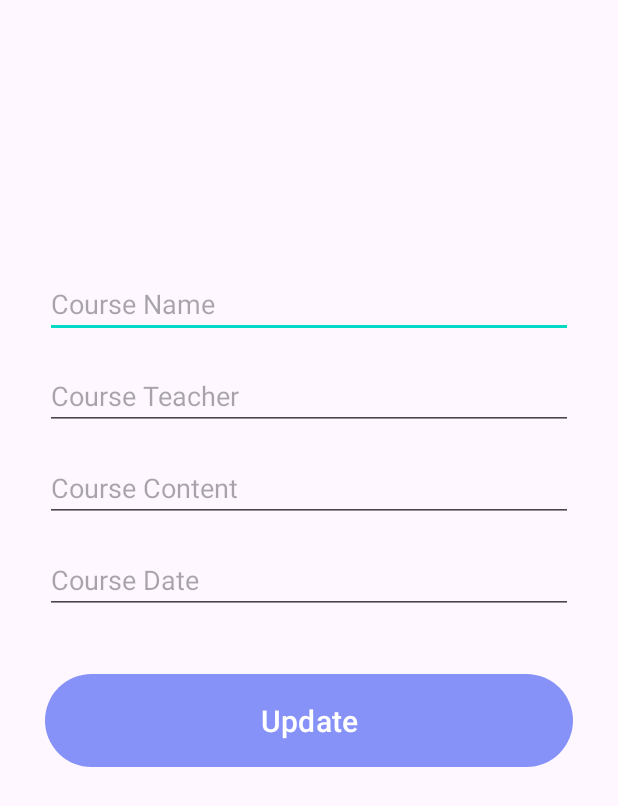
After one commit to Wael-1497/Langscape_5SAE2, an Android app: the UpdateCourseActivity screen opened directly, with no data from a screen before it, on a phone screen of 412 x 824 dp. The commit adds this screen. Shown: the top 806 px of the screen. Run offline under Robolectric (Android 15) with nearby library versions, the phone set to English and light mode, and no system bars.

Commit message:
Update Course

```diff
--- a/app/build.gradle
+++ b/app/build.gradle
@@ -13,7 +13,7 @@ android {
         targetSdk 34
         versionCode 1
         versionName "1.0"
-
+        vectorDrawables.useSupportLibrary = true
         testInstrumentationRunner "androidx.test.runner.AndroidJUnitRunner"
         vectorDrawables {
             useSupportLibrary true
@@ -53,8 +53,8 @@ dependencies {
     implementation 'androidx.appcompat:appcompat:1.6.1'
     implementation 'com.google.android.material:material:1.10.0'
     implementation 'androidx.constraintlayout:constraintlayout:2.1.4'
-    implementation 'androidx.navigation:navigation-fragment:2.7.5'
-    implementation 'androidx.navigation:navigation-ui:2.7.5'
+    implementation 'androidx.navigation:navigation-fragment-ktx:2.7.5'
+    implementation 'androidx.navigation:navigation-ui-ktx:2.7.5'
     implementation 'androidx.lifecycle:lifecycle-runtime-ktx:2.6.2'
     implementation 'androidx.activity:activity-compose:1.8.0'
     implementation platform('androidx.compose:compose-bom:2023.03.00')
--- a/app/src/main/java/tn/sae/langscape/LoginActivity.java
+++ b/app/src/main/java/tn/sae/langscape/LoginActivity.java
@@ -28,7 +28,7 @@ public class LoginActivity extends AppCompatActivity {
                     Boolean checkCredentials = databaseHelper.checkEmailPassword(email, password);
                     if(checkCredentials == true){
                         Toast.makeText(LoginActivity.this, "Login Successfully!", Toast.LENGTH_SHORT).show();
-                        Intent intent  = new Intent(getApplicationContext(), MainActivity.class);
+                        Intent intent  = new Intent(getApplicationContext(), CourseActivity.class);
                         startActivity(intent);
                     }else{
                         Toast.makeText(LoginActivity.this, "Invalid Credentials", Toast.LENGTH_SHORT).show();
--- /dev/null
+++ b/app/src/main/java/tn/sae/langscape/UpdateCourseActivity.java
@@ -0,0 +1,58 @@
+package tn.sae.langscape;
+
+import androidx.appcompat.app.AppCompatActivity;
+
+import android.os.Bundle;
+import android.view.View;
+import android.widget.Button;
+import android.widget.EditText;
+
+public class UpdateCourseActivity extends AppCompatActivity {
+    EditText name_input, teacher_input, content_input, date_input;
+    Button up_button;
+    String id, name, teacher, content, date;
+    @Override
+    protected void onCreate(Bundle savedInstanceState) {
+        super.onCreate(savedInstanceState);
+        setContentView(R.layout.activity_update_course);
+
+        name_input = findViewById(R.id.name_input2);
+        teacher_input = findViewById(R.id.teacher_input2);
+        content_input = findViewById(R.id.content_input2);
+        date_input = findViewById(R.id.date_input2);
+        up_button = findViewById(R.id.up_button);
+        getAndSetIntentData();
+
+        up_button.setOnClickListener(new View.OnClickListener() {
+                                         @Override
+                                         public void onClick(View view) {
+                                             MyDatabaseHelper myDB = new MyDatabaseHelper(UpdateCourseActivity.this);
+                                                name = name_input.getText().toString().trim();
+                                                teacher = teacher_input.getText().toString().trim();
+                                                content = content_input.getText().toString().trim();
+                                                date = date_input.getText().toString().trim();
+                                             myDB.updateData(id, name, teacher, content, date);
+
+                                         }
+                                     });
+    }
+    void getAndSetIntentData(){
+        if(getIntent().hasExtra("id") &&
+                getIntent().hasExtra("name") &&
+                getIntent().hasExtra("teacher") &&
+                getIntent().hasExtra("content") &&
+                getIntent().hasExtra("date")){
+            //Getting Data from Intent
+             id = getIntent().getStringExtra("id");
+             name = getIntent().getStringExtra("name");
+             teacher = getIntent().getStringExtra("teacher");
+             content = getIntent().getStringExtra("content");
+             date = getIntent().getStringExtra("date");
+            //Setting Intent Data
+            name_input.setText(name);
+            teacher_input.setText(teacher);
+            content_input.setText(content);
+            date_input.setText(date);
+        }
+    }
+}
--- /dev/null
+++ b/app/src/main/res/layout/activity_update_course.xml
@@ -0,0 +1,69 @@
+<?xml version="1.0" encoding="utf-8"?>
+<androidx.constraintlayout.widget.ConstraintLayout xmlns:android="http://schemas.android.com/apk/res/android"
+    xmlns:app="http://schemas.android.com/apk/res-auto"
+    xmlns:tools="http://schemas.android.com/tools"
+    android:layout_width="match_parent"
+    android:layout_height="match_parent"
+    tools:context=".UpdateCourseActivity"
+    android:padding="30dp">
+
+    <EditText
+        android:id="@+id/name_input2"
+        android:layout_width="match_parent"
+        android:layout_height="wrap_content"
+        android:layout_marginTop="150dp"
+        android:ems="10"
+        android:hint="Course Name"
+        android:inputType="text"
+        app:layout_constraintEnd_toEndOf="parent"
+        app:layout_constraintStart_toStartOf="parent"
+        app:layout_constraintTop_toTopOf="parent" />
+
+    <EditText
+        android:id="@+id/teacher_input2"
+        android:layout_width="match_parent"
+        android:layout_height="wrap_content"
+        android:layout_marginTop="16dp"
+        android:ems="10"
+        android:hint="Course Teacher"
+        android:inputType="text"
+        app:layout_constraintEnd_toEndOf="parent"
+        app:layout_constraintStart_toStartOf="parent"
+        app:layout_constraintTop_toBottomOf="@+id/name_input2" />
+
+    <EditText
+        android:id="@+id/content_input2"
+        android:layout_width="match_parent"
+        android:layout_height="wrap_content"
+        android:layout_marginTop="16dp"
+        android:ems="10"
+        android:hint="Course Content"
+        android:inputType="text"
+        app:layout_constraintEnd_toEndOf="parent"
+        app:layout_constraintStart_toStartOf="parent"
+        app:layout_constraintTop_toBottomOf="@+id/teacher_input2" />
+
+    <EditText
+        android:id="@+id/date_input2"
+        android:layout_width="match_parent"
+        android:layout_height="wrap_content"
+        android:layout_marginTop="16dp"
+        android:ems="10"
+        android:hint="Course Date"
+        android:inputType="text"
+        app:layout_constraintEnd_toEndOf="parent"
+        app:layout_constraintStart_toStartOf="parent"
+        app:layout_constraintTop_toBottomOf="@+id/content_input2" />
+
+    <Button
+        android:id="@+id/up_button"
+        android:layout_width="match_parent"
+        android:layout_height="70dp"
+        android:layout_marginTop="36dp"
+        android:text="Update"
+        android:textSize="20sp"
+        android:textAllCaps="false"
+        app:layout_constraintEnd_toEndOf="parent"
+        app:layout_constraintStart_toStartOf="parent"
+        app:layout_constraintTop_toBottomOf="@+id/date_input2" />
+</androidx.constraintlayout.widget.ConstraintLayout>
--- a/app/src/main/res/layout/my_row.xml
+++ b/app/src/main/res/layout/my_row.xml
@@ -3,7 +3,8 @@
     xmlns:app="http://schemas.android.com/apk/res-auto"
     xmlns:tools="http://schemas.android.com/tools"
     android:layout_width="match_parent"
-    android:layout_height="wrap_content">
+    android:layout_height="wrap_content"
+    android:id="@+id/mainLayout">
 
     <androidx.cardview.widget.CardView
         android:layout_width="match_parent"
```
Also changed, not shown: app/src/main/AndroidManifest.xml (+10 -4 lines), app/src/main/java/tn/sae/langscape/CourseActivity.java (+11 -1 lines), app/src/main/java/tn/sae/langscape/CustomAdapter.java (+25 -4 lines), app/src/main/java/tn/sae/langscape/MyDatabaseHelper.java (+16 -1 lines).
